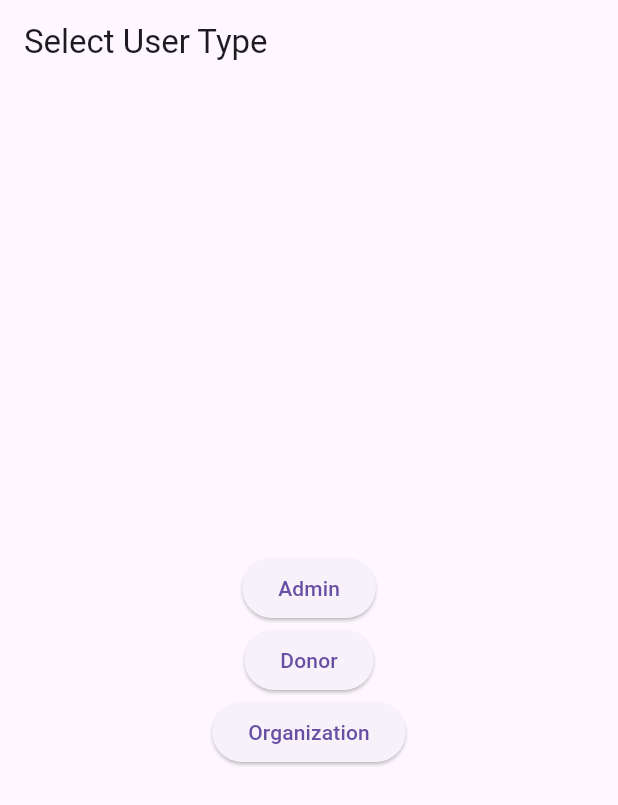
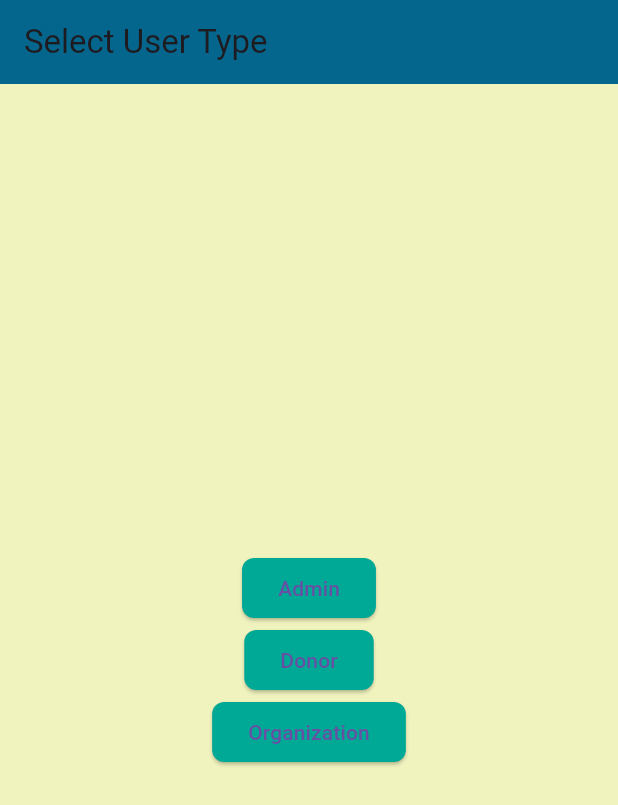
Before and after one commit to dominiclaserna/cmsc23Project, a Flutter app: the screen it shows after launch, on a phone screen of 412 x 824 dp. Shown: the top 805 px of the screen. Run offline on Flutter 3.47's test engine with Material 3 defaults, Android fonts, the phone set to English and light mode, and no system bars; our stand-ins replace cloud_firestore, firebase_auth, firebase_core; accounts and stored records are empty.

Commit message:
Chore: Added Themedata file for page color theme access

```diff
--- a/cmsc23Group1/lib/main.dart
+++ b/cmsc23Group1/lib/main.dart
@@ -2,6 +2,7 @@ import 'package:flutter/material.dart';
 import 'package:provider/provider.dart';
 import 'package:week9/screens/org/org_home_page.dart';
 import 'package:week9/screens/org/org_profile_page.dart';
+import 'package:week9/themedata.dart';
 import 'screens/admin/admin_home.dart';
 import 'screens/donors/home_page.dart';
 import '../providers/todo_provider.dart';
@@ -40,9 +41,7 @@ class MyApp extends StatelessWidget {
     return MaterialApp(
       title: 'Todo with Auth',
       initialRoute: '/',
-      theme: ThemeData(
-        primarySwatch: Colors.blue,
-      ),
+      theme: appTheme,
       routes: {
         '/': (context) => UserSelectionPage(),
         '/login': (context) => const LoginPage(),
--- /dev/null
+++ b/cmsc23Group1/lib/themedata.dart
@@ -0,0 +1,41 @@
+import 'package:flutter/material.dart';
+
+final ThemeData appTheme = ThemeData(
+  primaryColor: const Color(0xFF05668d), // AppBar color
+  scaffoldBackgroundColor: const Color(0xFFf0f3bd), // Background color
+  appBarTheme: const AppBarTheme(
+    backgroundColor: Color(0xFF05668d),
+  ),
+  cardColor: const Color(0xFF028090), // Card color
+  buttonTheme: ButtonThemeData(
+    shape: RoundedRectangleBorder(borderRadius: BorderRadius.circular(8.0)),
+    buttonColor: const Color(0xFF00a896), // Primary button color
+    textTheme: ButtonTextTheme.primary,
+  ),
+  elevatedButtonTheme: ElevatedButtonThemeData(
+    style: ElevatedButton.styleFrom(
+      backgroundColor: const Color(0xFF00a896), // Elevated button color
+      shape: RoundedRectangleBorder(
+        borderRadius: BorderRadius.circular(8.0),
+      ),
+    ),
+  ),
+  textButtonTheme: TextButtonThemeData(
+    style: TextButton.styleFrom(
+      foregroundColor: const Color(0xFF02c39a), // Text button color
+    ),
+  ),
+  floatingActionButtonTheme: const FloatingActionButtonThemeData(
+    backgroundColor: Color(0xFF00a896), // FAB color
+  ),
+  inputDecorationTheme: InputDecorationTheme(
+    border: OutlineInputBorder(
+      borderRadius: BorderRadius.circular(8.0),
+    ),
+  ),
+  textTheme: const TextTheme(
+    displayLarge: TextStyle(fontSize: 24.0, fontWeight: FontWeight.bold, color: Color(0xFF343A40)),
+    bodyLarge: TextStyle(fontSize: 16.0, color: Colors.white), // Body text color
+
+  ),
+);
```
